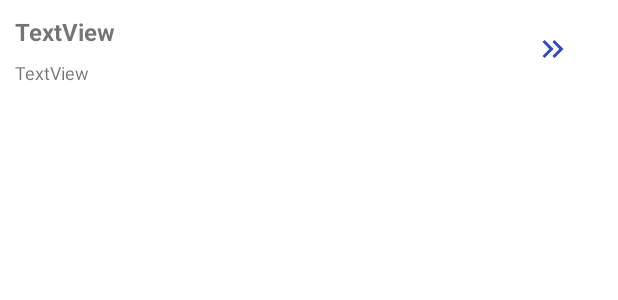
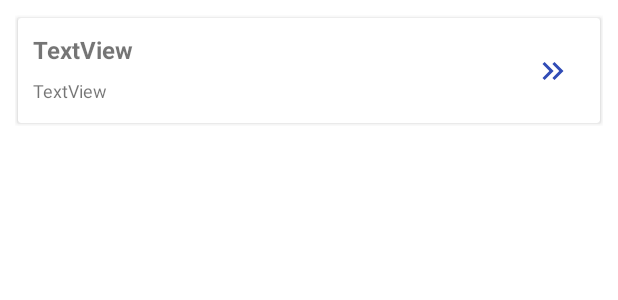
Before and after one commit to eduardo-schork/ddm-sgo, an Android app: the layout fragment_project_list_item.xml on its own in the app's theme, with its tools: preview values and no code run, on a phone screen of 412 x 824 dp. Shown: the top 300 px of the screen. Run offline under Robolectric (Android 15) with nearby library versions, the phone set to English and light mode, and no system bars.

Commit message:
feat: add card view to lists

```diff
--- a/sgo-android/app/build.gradle
+++ b/sgo-android/app/build.gradle
@@ -39,6 +39,8 @@ dependencies {
 
     implementation "com.google.android.gms:play-services-location:18.0.0"
 
+    implementation "androidx.cardview:cardview:1.0.0"
+
     implementation 'androidx.appcompat:appcompat:1.6.1'
     implementation 'com.google.android.material:material:1.9.0'
     implementation 'androidx.constraintlayout:constraintlayout:2.1.4'
--- a/sgo-android/app/src/main/java/com/ddm/sgo/ui/appointment/AppointmentCreateFormActivity.java
+++ b/sgo-android/app/src/main/java/com/ddm/sgo/ui/appointment/AppointmentCreateFormActivity.java
@@ -138,7 +138,7 @@ public class AppointmentCreateFormActivity extends AppCompatActivity {
             Bitmap mBitmap = null;
             try {
                 mBitmap = MediaStore.Images.Media.getBitmap(this.getContentResolver(), chosenImageUri);
-                ImageView imageView = findViewById(R.id.imageView);
+                ImageView imageView = findViewById(R.id.alertIconView);
                 imageView.setImageBitmap(mBitmap);
             } catch (IOException e) {
                 throw new RuntimeException(e);
--- a/sgo-android/app/src/main/java/com/ddm/sgo/ui/project/ProjectListFragment.java
+++ b/sgo-android/app/src/main/java/com/ddm/sgo/ui/project/ProjectListFragment.java
@@ -13,8 +13,10 @@ import androidx.recyclerview.widget.LinearLayoutManager;
 import androidx.recyclerview.widget.RecyclerView;
 import androidx.swiperefreshlayout.widget.SwipeRefreshLayout;
 
+import com.ddm.sgo.R;
 import com.ddm.sgo.adapter.ProjectListItemAdapter;
 import com.ddm.sgo.databinding.FragmentProjectListBinding;
+import com.ddm.sgo.infra.local_storage.LocalStorage;
 import com.ddm.sgo.model.Project;
 import com.ddm.sgo.repositories.ProjectRepository;
 import com.ddm.sgo.ui.project_menu.ProjectMenuActivity;
@@ -30,8 +32,9 @@ public class ProjectListFragment extends Fragment {
     private SwipeRefreshLayout swipeRefreshLayout;
 
     private void setProjectListOnView() {
+        long lastCheckinProjectId = Long.parseLong(LocalStorage.getInstance(getContext()).getValue(getString(R.string.last_checkin_id)));
         List<Project> projectList = ProjectRepository.getInstance(getContext()).getProjectList();
-        ProjectListItemAdapter adapter = new ProjectListItemAdapter(projectList);
+        ProjectListItemAdapter adapter = new ProjectListItemAdapter(projectList, lastCheckinProjectId);
 
         adapter.setOnClickListener(new ProjectListItemAdapter.OnClickListener() {
             @Override
--- a/sgo-android/app/src/main/res/layout/activity_appointment_create_form.xml
+++ b/sgo-android/app/src/main/res/layout/activity_appointment_create_form.xml
@@ -78,7 +78,7 @@
                 android:text="Escolher imagem" />
 
             <ImageView
-                android:id="@+id/imageView"
+                android:id="@+id/alertIconView"
                 android:layout_width="match_parent"
                 android:layout_height="wrap_content"
                 tools:srcCompat="@tools:sample/avatars" />
--- a/sgo-android/app/src/main/res/layout/fragment_project_list_item.xml
+++ b/sgo-android/app/src/main/res/layout/fragment_project_list_item.xml
@@ -2,16 +2,23 @@
 <androidx.constraintlayout.widget.ConstraintLayout xmlns:android="http://schemas.android.com/apk/res/android"
     xmlns:app="http://schemas.android.com/apk/res-auto"
     android:layout_width="match_parent"
-    android:layout_height="wrap_content"
-    android:layout_margin="10dp">
+    android:layout_height="74dp"
+    android:layout_margin="10dp"
+    android:layout_marginBottom="20dp">
 
-    <LinearLayout
-        android:id="@+id/linearLayout"
-        android:layout_width="match_parent"
-        android:layout_height="wrap_content"
-        android:orientation="horizontal"
-        app:layout_constraintEnd_toStartOf="@+id/open_project_button"
-        app:layout_constraintStart_toStartOf="parent">
+    <androidx.cardview.widget.CardView
+        android:layout_width="0dp"
+        android:layout_height="70dp"
+        android:layout_marginStart="2dp"
+        android:layout_marginTop="2dp"
+        android:layout_marginEnd="2dp"
+        android:elevation="2dp"
+        app:barrierMargin="6dp"
+        app:contentPadding="10dp"
+        app:layout_constraintEnd_toEndOf="parent"
+        app:layout_constraintStart_toStartOf="parent"
+        app:layout_constraintTop_toTopOf="parent">
+
 
         <LinearLayout
             android:layout_width="match_parent"
@@ -35,7 +42,7 @@
                 android:textSize="12sp" />
         </LinearLayout>
 
-    </LinearLayout>
+    </androidx.cardview.widget.CardView>
 
     <ImageButton
         android:id="@+id/open_project_button"
@@ -44,6 +51,7 @@
         android:layout_marginEnd="16dp"
         android:layout_weight="0"
         android:background="@android:color/transparent"
+        android:elevation="4dp"
         android:tint="@color/primary_blue"
         app:layout_constraintBottom_toBottomOf="parent"
         app:layout_constraintEnd_toEndOf="parent"
@@ -51,4 +59,17 @@
         app:layout_constraintVertical_bias="0.478"
         app:srcCompat="@drawable/ic_arrow_right" />
 
+    <ImageView
+        android:id="@+id/alertIconView"
+        android:layout_width="20dp"
+        android:layout_height="20dp"
+        android:elevation="4dp"
+        android:tint="@android:color/holo_orange_light"
+        android:visibility="invisible"
+        app:layout_constraintBottom_toBottomOf="parent"
+        app:layout_constraintEnd_toStartOf="@+id/open_project_button"
+        app:layout_constraintTop_toTopOf="parent"
+        app:srcCompat="?android:attr/alertDialogIcon" />
+
+
 </androidx.constraintlayout.widget.ConstraintLayout>
--- a/sgo-android/gradle.properties
+++ b/sgo-android/gradle.properties
@@ -15,6 +15,7 @@ org.gradle.jvmargs=-Xmx2048m -Dfile.encoding=UTF-8
 # Android operating system, and which are packaged with your app's APK
 # https://developer.android.com/topic/libraries/support-library/androidx-rn
 android.useAndroidX=true
+android.enableJetifier=true
 # Enables namespacing of each library's R class so that its R class includes only the
 # resources declared in the library itself and none from the library's dependencies,
 # thereby reducing the size of the R class for that library
```
Also changed, not shown: sgo-android/app/src/main/java/com/ddm/sgo/adapter/ProjectListItemAdapter.java (+10 -2 lines), sgo-android/app/src/main/java/com/ddm/sgo/adapter/TeamListItemAdapter.java (+6 -1 lines).
